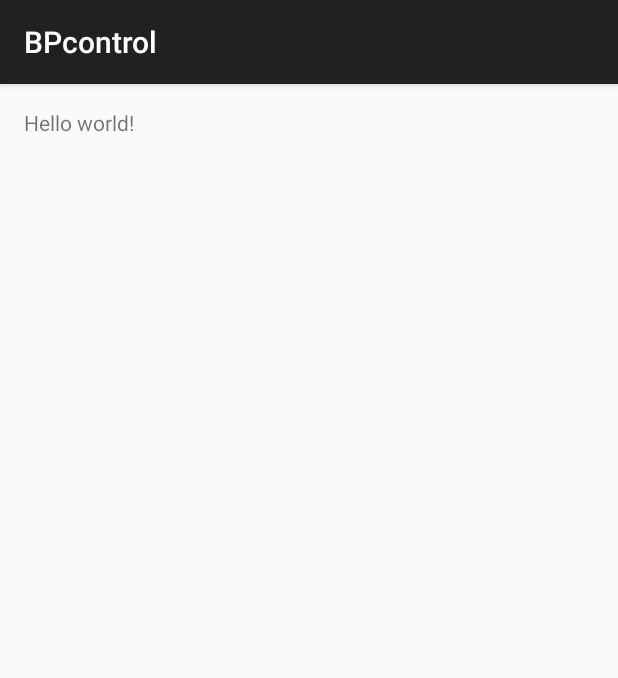
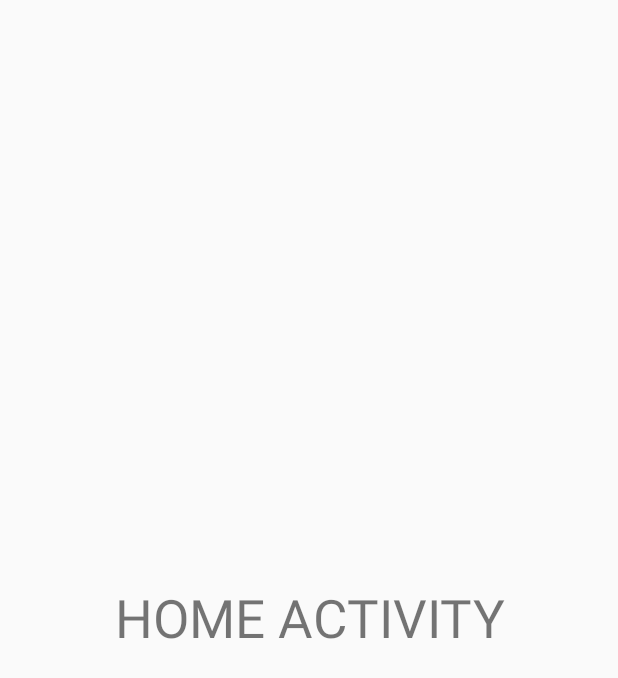
Before and after one commit to jvilaplana/android-shuite-hypertension, an Android app: the screen it shows after launch (SplashActivity before the commit, HomeActivity after it), on a phone screen of 412 x 824 dp. Shown: the top 678 px of the screen. Run offline under Robolectric (Android 15) with nearby library versions, the phone set to English and light mode, and no system bars.

Commit message:
created app skeleton 1

```diff
--- a/app/src/main/AndroidManifest.xml
+++ b/app/src/main/AndroidManifest.xml
@@ -4,7 +4,7 @@
 
     <application
         android:allowBackup="true"
-        android:icon="@drawable/bpcontrol-iclauncher"
+        android:icon="@drawable/bpcontrol_iclauncher"
         android:label="@string/app_name"
         android:theme="@style/AppTheme" >
         <activity
@@ -16,6 +16,7 @@
                 <category android:name="android.intent.category.LAUNCHER" />
             </intent-filter>
         </activity>
+        <activity android:name=".HomeActivity"></activity>
     </application>
 
 </manifest>
--- /dev/null
+++ b/app/src/main/java/com/android/bpcontrol/HomeActivity.java
@@ -0,0 +1,20 @@
+package com.android.bpcontrol;
+
+import android.app.Activity;
+import android.os.Bundle;
+
+/**
+ * Created by Adrian on 22/1/15.
+ */
+public class HomeActivity extends Activity {
+
+
+    @Override
+    public void onCreate(Bundle savedInstanceState) {
+        super.onCreate(savedInstanceState);
+        setContentView(R.layout.home_activity);
+
+
+    }
+
+}
--- a/app/src/main/java/com/android/bpcontrol/SplashActivity.java
+++ b/app/src/main/java/com/android/bpcontrol/SplashActivity.java
@@ -1,14 +1,27 @@
 package com.android.bpcontrol;
 
-import android.support.v7.app.ActionBarActivity;
+import android.app.Activity;
+import android.content.Intent;
 import android.os.Bundle;
+import android.os.Handler;
 
-public class SplashActivity extends ActionBarActivity {
+
+//EN PRINCIPIO ACTIVITY, ESTUDIAR POSICIONAMIENTO DE FRAGMENTS
+public class SplashActivity extends Activity {
 
     @Override
     protected void onCreate(Bundle savedInstanceState) {
         super.onCreate(savedInstanceState);
         setContentView(R.layout.activity_splash);
+
+        Handler handler = new Handler();
+        handler.postDelayed(new Runnable() {
+            @Override
+            public void run() {
+                startActivity(new Intent(SplashActivity.this,HomeActivity.class));
+                finish();
+            }
+        },2000);
     }
 
 
--- a/app/src/main/res/layout/activity_splash.xml
+++ b/app/src/main/res/layout/activity_splash.xml
@@ -1,11 +1,4 @@
 <RelativeLayout xmlns:android="http://schemas.android.com/apk/res/android"
-    xmlns:tools="http://schemas.android.com/tools" android:layout_width="match_parent"
-    android:layout_height="match_parent" android:paddingLeft="@dimen/activity_horizontal_margin"
-    android:paddingRight="@dimen/activity_horizontal_margin"
-    android:paddingTop="@dimen/activity_vertical_margin"
-    android:paddingBottom="@dimen/activity_vertical_margin" tools:context=".SplashActivity">
-
-    <TextView android:text="@string/hello_world" android:layout_width="wrap_content"
-        android:layout_height="wrap_content" />
-
-</RelativeLayout>
+    android:layout_width="match_parent"
+    android:layout_height="match_parent"
+    android:background="@drawable/splash"/>
--- /dev/null
+++ b/app/src/main/res/layout/home_activity.xml
@@ -0,0 +1,14 @@
+<?xml version="1.0" encoding="utf-8"?>
+<RelativeLayout xmlns:android="http://schemas.android.com/apk/res/android"
+android:layout_width="match_parent"
+android:layout_height="match_parent">
+
+    <TextView
+        android:layout_width="match_parent"
+        android:layout_height="wrap_content"
+        android:text="HOME ACTIVITY"
+        android:gravity="center"
+        android:layout_centerVertical="true"
+        android:textSize="35sp"/>
+
+</RelativeLayout>
```
Also changed, not shown: app/src/main/java/com/android/bpcontrol/application/BPcontrolApplication.java (added, +19 -0 lines), app/src/main/java/com/android/bpcontrol/customViews/BPcontrolProgressDialog.java (added, +38 -0 lines), app/src/main/java/com/android/bpcontrol/utils/LogBP.java (added, +45 -0 lines), app/src/main/res/drawable-hdpi/bpcontrol_iclauncher.png (renamed from app/src/main/res/drawable-hdpi/bpcontrol-iclauncher.png), app/src/main/res/drawable-hdpi/splash.png (added), app/src/main/res/drawable-xhdpi/splash.png (added), app/src/main/res/drawable-xxhdpi/splash.png (added), 2 other files.
